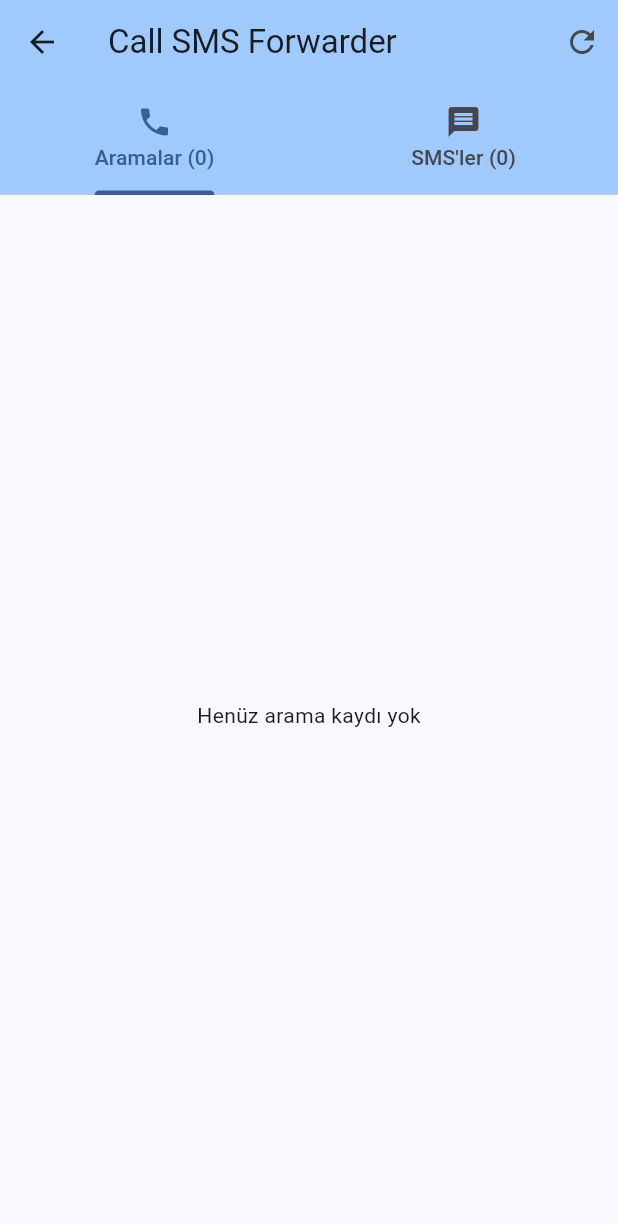
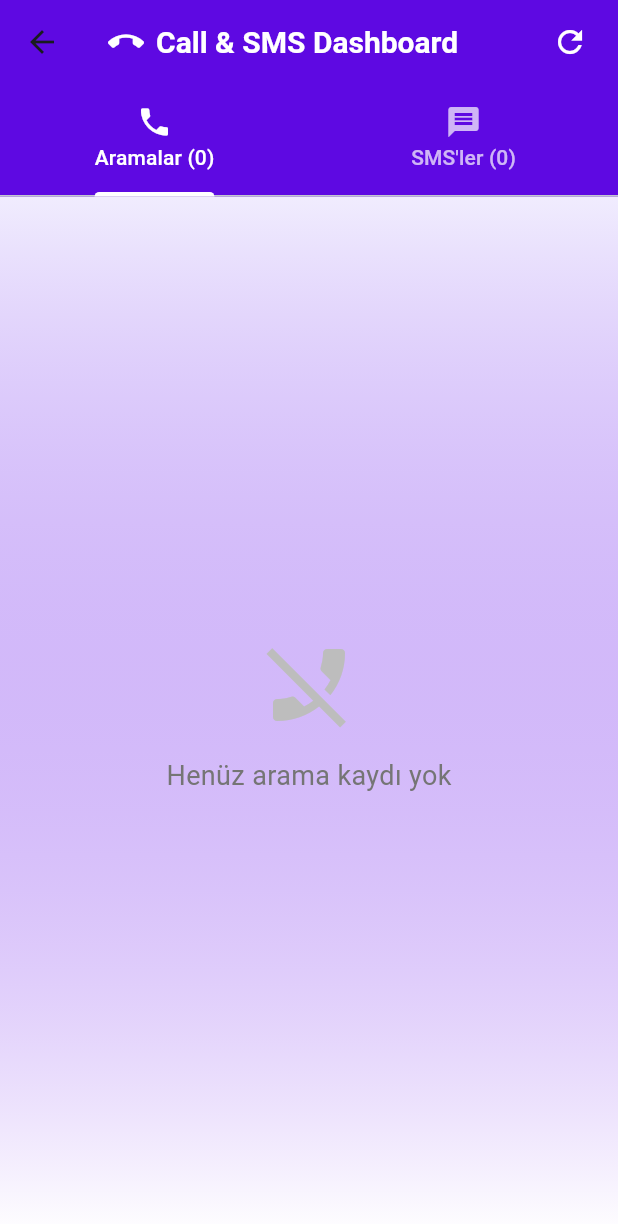
Before and after one commit to sametdemirtop/call_sms_forwarder, a Flutter app: the WebHomeScreen screen opened directly, after a tap on the "refresh" icon, on a phone screen of 412 x 824 dp. Shown: the top 1224 px of the screen. Run offline on Flutter 3.47's test engine with Material 3 defaults, Android fonts, the phone set to English and light mode, and no system bars; our stand-ins replace cloud_firestore, connectivity_plus, firebase_core, flutter_contacts, permission_handler, shared_preferences; missing offline and left inert: phone_state, telephony; accounts and stored records are empty.

```diff
--- a/call_sms_forwarder/lib/screens/web_home_screen.dart
+++ b/call_sms_forwarder/lib/screens/web_home_screen.dart
@@ -1,5 +1,5 @@
 import 'package:flutter/material.dart';
-import 'package:firebase_messaging/firebase_messaging.dart';
+import 'dart:async';
 import '../services/firebase_service.dart';
 
 class WebHomeScreen extends StatefulWidget {
@@ -13,7 +13,7 @@ class _WebHomeScreenState extends State<WebHomeScreen>
     with SingleTickerProviderStateMixin {
   late TabController _tabController;
   final FirebaseService _firebaseService = FirebaseService();
-  final FirebaseMessaging _messaging = FirebaseMessaging.instance;
+  Timer? _autoRefreshTimer;
 
   List<Map<String, dynamic>> _calls = [];
   List<Map<String, dynamic>> _sms = [];
@@ -23,22 +23,14 @@ class _WebHomeScreenState extends State<WebHomeScreen>
   void initState() {
     super.initState();
     _tabController = TabController(length: 2, vsync: this);
-    _setupNotifications();
     _loadData();
+    _startAutoRefresh();
   }
 
-  Future<void> _setupNotifications() async {
-    // Web push notification izni iste
-    await _messaging.requestPermission(alert: true, badge: true, sound: true);
-
-    // Token al
-    final token = await _firebaseService.getToken();
-    print('FCM Token: $token');
-
-    // Foreground bildirimleri dinle
-    FirebaseMessaging.onMessage.listen((RemoteMessage message) {
-      print('Bildirim alındı: ${message.notification?.title}');
-      _loadData(); // Yeni veri geldiğinde yenile
+  void _startAutoRefresh() {
+    // Her 10 saniyede bir otomatik yenile
+    _autoRefreshTimer = Timer.periodic(const Duration(seconds: 10), (_) {
+      _loadData();
     });
   }
 
@@ -65,13 +57,36 @@ class _WebHomeScreenState extends State<WebHomeScreen>
   Widget build(BuildContext context) {
     return Scaffold(
       appBar: AppBar(
-        title: const Text('Call SMS Forwarder'),
-        backgroundColor: Theme.of(context).colorScheme.inversePrimary,
+        title: Row(
+          children: [
+            const Icon(Icons.call_end, color: Colors.white),
+            const SizedBox(width: 8),
+            const Text(
+              'Call & SMS Dashboard',
+              style: TextStyle(
+                fontSize: 20,
+                fontWeight: FontWeight.bold,
+                color: Colors.white,
+              ),
+            ),
+          ],
+        ),
+        backgroundColor: const Color(0xFF6200EA),
+        elevation: 4,
         actions: [
-          IconButton(icon: const Icon(Icons.refresh), onPressed: _loadData),
+          IconButton(
+            icon: const Icon(Icons.refresh, color: Colors.white),
+            onPressed: _loadData,
+            tooltip: 'Yenile',
+          ),
+          const SizedBox(width: 8),
         ],
         bottom: TabBar(
           controller: _tabController,
+          indicatorColor: Colors.white,
+          indicatorWeight: 3,
+          labelColor: Colors.white,
+          unselectedLabelColor: Colors.white70,
           tabs: [
             Tab(
               icon: const Icon(Icons.phone),
@@ -84,23 +99,56 @@ class _WebHomeScreenState extends State<WebHomeScreen>
           ],
         ),
       ),
-      body: _isLoading
-          ? const Center(child: CircularProgressIndicator())
+      body: Container(
+        decoration: BoxDecoration(
+          gradient: LinearGradient(
+            begin: Alignment.topCenter,
+            end: Alignment.bottomCenter,
+            colors: [const Color(0xFF6200EA).withOpacity(0.05), Colors.white],
+          ),
+        ),
+        child: _isLoading
+            ? const Center(
+                child: Column(
+                  mainAxisAlignment: MainAxisAlignment.center,
+                  children: [
+                    CircularProgressIndicator(),
+                    SizedBox(height: 16),
+                    Text(
+                      'Veriler yükleniyor...',
+                      style: TextStyle(fontSize: 16, color: Colors.grey),
+                    ),
+                  ],
+                ),
+              )
             : TabBarView(
                 controller: _tabController,
                 children: [_buildCallsList(), _buildSmsList()],
+              ),
       ),
     );
   }
 
   Widget _buildCallsList() {
     if (_calls.isEmpty) {
-      return const Center(child: Text('Henüz arama kaydı yok'));
+      return Center(
+        child: Column(
+          mainAxisAlignment: MainAxisAlignment.center,
+          children: [
+            Icon(Icons.phone_disabled, size: 64, color: Colors.grey[400]),
+            const SizedBox(height: 16),
+            Text(
+              'Henüz arama kaydı yok',
+              style: TextStyle(fontSize: 18, color: Colors.grey[600]),
+            ),
+          ],
+        ),
+      );
     }
 
     return ListView.builder(
       itemCount: _calls.length,
-      padding: const EdgeInsets.all(8),
+      padding: const EdgeInsets.all(16),
       itemBuilder: (context, index) {
         final call = _calls[index];
         final timestamp = call['timestamp'] != null
@@ -108,14 +156,53 @@ class _WebHomeScreenState extends State<WebHomeScreen>
             : DateTime.now();
 
         return Card(
-          margin: const EdgeInsets.symmetric(vertical: 4, horizontal: 8),
+          margin: const EdgeInsets.only(bottom: 12),
+          elevation: 2,
+          shape: RoundedRectangleBorder(
+            borderRadius: BorderRadius.circular(12),
+          ),
           child: ListTile(
-            leading: const CircleAvatar(child: Icon(Icons.phone_in_talk)),
-            title: Text(call['caller'] ?? 'Bilinmeyen'),
-            subtitle: Text(call['callType'] ?? 'Arama'),
-            trailing: Text(
-              '${timestamp.day}/${timestamp.month} ${timestamp.hour}:${timestamp.minute.toString().padLeft(2, '0')}',
-              style: Theme.of(context).textTheme.bodySmall,
+            contentPadding: const EdgeInsets.all(16),
+            leading: Container(
+              padding: const EdgeInsets.all(12),
+              decoration: BoxDecoration(
+                color: const Color(0xFF6200EA).withOpacity(0.1),
+                borderRadius: BorderRadius.circular(12),
+              ),
+              child: const Icon(
+                Icons.phone_in_talk,
+                color: Color(0xFF6200EA),
+                size: 28,
+              ),
+            ),
+            title: Text(
+              call['caller'] ?? 'Bilinmeyen',
+              style: const TextStyle(fontSize: 16, fontWeight: FontWeight.bold),
+            ),
+            subtitle: Padding(
+              padding: const EdgeInsets.only(top: 8),
+              child: Text(
+                call['callType'] ?? 'Arama',
+                style: TextStyle(color: Colors.grey[600]),
+              ),
+            ),
+            trailing: Column(
+              mainAxisAlignment: MainAxisAlignment.center,
+              crossAxisAlignment: CrossAxisAlignment.end,
+              children: [
+                Text(
+                  '${timestamp.day}/${timestamp.month}/${timestamp.year}',
+                  style: TextStyle(fontSize: 12, color: Colors.grey[600]),
+                ),
+                const SizedBox(height: 4),
+                Text(
+                  '${timestamp.hour}:${timestamp.minute.toString().padLeft(2, '0')}',
+                  style: const TextStyle(
+                    fontSize: 14,
+                    fontWeight: FontWeight.bold,
+                  ),
+                ),
+              ],
             ),
           ),
         );
@@ -125,12 +212,24 @@ class _WebHomeScreenState extends State<WebHomeScreen>
 
   Widget _buildSmsList() {
     if (_sms.isEmpty) {
-      return const Center(child: Text('Henüz SMS kaydı yok'));
+      return Center(
+        child: Column(
+          mainAxisAlignment: MainAxisAlignment.center,
+          children: [
+            Icon(Icons.sms_failed, size: 64, color: Colors.grey[400]),
+            const SizedBox(height: 16),
+            Text(
+              'Henüz SMS kaydı yok',
+              style: TextStyle(fontSize: 18, color: Colors.grey[600]),
+            ),
+          ],
+        ),
+      );
     }
 
     return ListView.builder(
       itemCount: _sms.length,
-      padding: const EdgeInsets.all(8),
+      padding: const EdgeInsets.all(16),
       itemBuilder: (context, index) {
         final sms = _sms[index];
         final timestamp = sms['timestamp'] != null
@@ -138,18 +237,68 @@ class _WebHomeScreenState extends State<WebHomeScreen>
             : DateTime.now();
 
         return Card(
-          margin: const EdgeInsets.symmetric(vertical: 4, horizontal: 8),
-          child: ListTile(
-            leading: const CircleAvatar(child: Icon(Icons.sms)),
-            title: Text(sms['sender'] ?? 'Bilinmeyen'),
-            subtitle: Text(
+          margin: const EdgeInsets.only(bottom: 12),
+          elevation: 2,
+          shape: RoundedRectangleBorder(
+            borderRadius: BorderRadius.circular(12),
+          ),
+          child: Padding(
+            padding: const EdgeInsets.all(16),
+            child: Column(
+              crossAxisAlignment: CrossAxisAlignment.start,
+              children: [
+                Row(
+                  children: [
+                    Container(
+                      padding: const EdgeInsets.all(12),
+                      decoration: BoxDecoration(
+                        color: const Color(0xFF03A9F4).withOpacity(0.1),
+                        borderRadius: BorderRadius.circular(12),
+                      ),
+                      child: const Icon(
+                        Icons.sms,
+                        color: Color(0xFF03A9F4),
+                        size: 24,
+                      ),
+                    ),
+                    const SizedBox(width: 12),
+                    Expanded(
+                      child: Column(
+                        crossAxisAlignment: CrossAxisAlignment.start,
+                        children: [
+                          Text(
+                            sms['sender'] ?? 'Bilinmeyen',
+                            style: const TextStyle(
+                              fontSize: 16,
+                              fontWeight: FontWeight.bold,
+                            ),
+                          ),
+                          const SizedBox(height: 4),
+                          Text(
+                            '${timestamp.day}/${timestamp.month}/${timestamp.year} - ${timestamp.hour}:${timestamp.minute.toString().padLeft(2, '0')}',
+                            style: TextStyle(
+                              fontSize: 12,
+                              color: Colors.grey[600],
+                            ),
+                          ),
+                        ],
+                      ),
+                    ),
+                  ],
+                ),
+                const SizedBox(height: 12),
+                Container(
+                  padding: const EdgeInsets.all(12),
+                  decoration: BoxDecoration(
+                    color: Colors.grey[50],
+                    borderRadius: BorderRadius.circular(8),
+                  ),
+                  child: Text(
                     sms['message'] ?? '',
-              maxLines: 2,
-              overflow: TextOverflow.ellipsis,
+                    style: const TextStyle(fontSize: 14),
                   ),
-            trailing: Text(
-              '${timestamp.day}/${timestamp.month} ${timestamp.hour}:${timestamp.minute.toString().padLeft(2, '0')}',
-              style: Theme.of(context).textTheme.bodySmall,
+                ),
+              ],
             ),
           ),
         );
@@ -160,6 +309,7 @@ class _WebHomeScreenState extends State<WebHomeScreen>
   @override
   void dispose() {
     _tabController.dispose();
+    _autoRefreshTimer?.cancel();
     super.dispose();
   }
 }
--- a/call_sms_forwarder/lib/services/firebase_service.dart
+++ b/call_sms_forwarder/lib/services/firebase_service.dart
@@ -1,5 +1,4 @@
 import 'package:cloud_firestore/cloud_firestore.dart';
-import 'package:firebase_messaging/firebase_messaging.dart';
 import 'package:connectivity_plus/connectivity_plus.dart';
 
 class FirebaseService {
@@ -9,18 +8,6 @@ class FirebaseService {
   FirebaseService._internal();
 
   final FirebaseFirestore _firestore = FirebaseFirestore.instance;
-  final FirebaseMessaging _messaging = FirebaseMessaging.instance;
-
-  // Firebase token al
-  Future<String?> getToken() async {
-    try {
-      final token = await _messaging.getToken();
-      return token;
-    } catch (e) {
-      print('Token alma hatası: $e');
-      return null;
-    }
-  }
 
   // Bildirim gönder
   Future<void> sendNotification(
--- a/call_sms_forwarder/pubspec.yaml
+++ b/call_sms_forwarder/pubspec.yaml
@@ -35,7 +35,6 @@ dependencies:
 
   # Firebase
   firebase_core: ^2.24.2
-  firebase_messaging: ^14.7.9
   cloud_firestore: ^4.13.6
 
   # Android SMS ve Arama
```
Also changed, not shown: call_sms_forwarder/pubspec.lock, 1 other file. Lines whose indentation alone changed are shown as unchanged.
